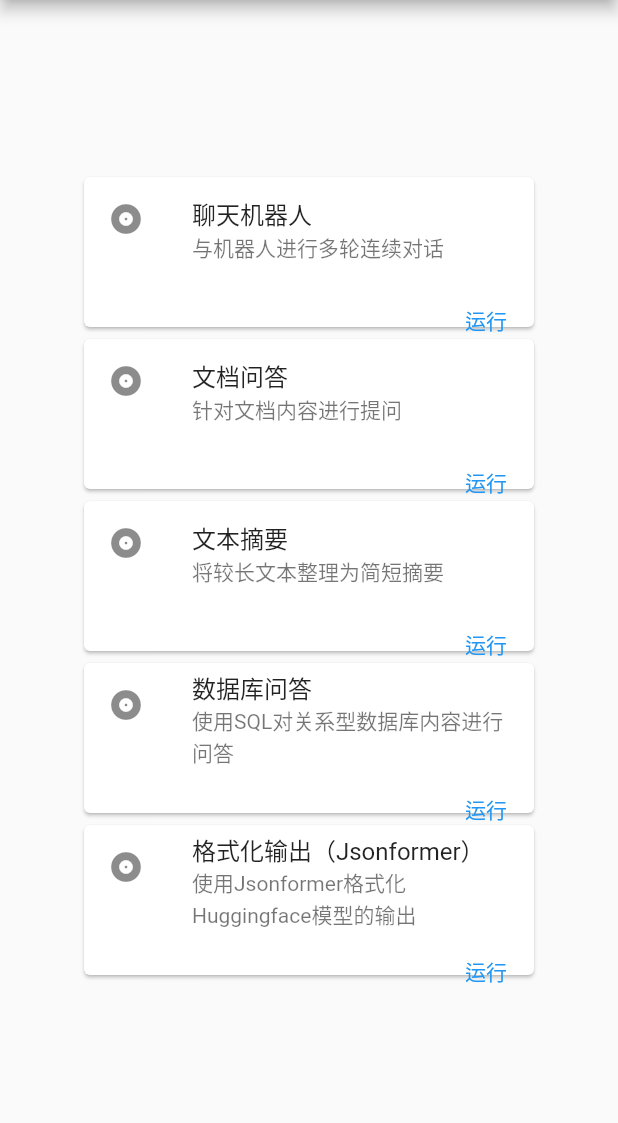
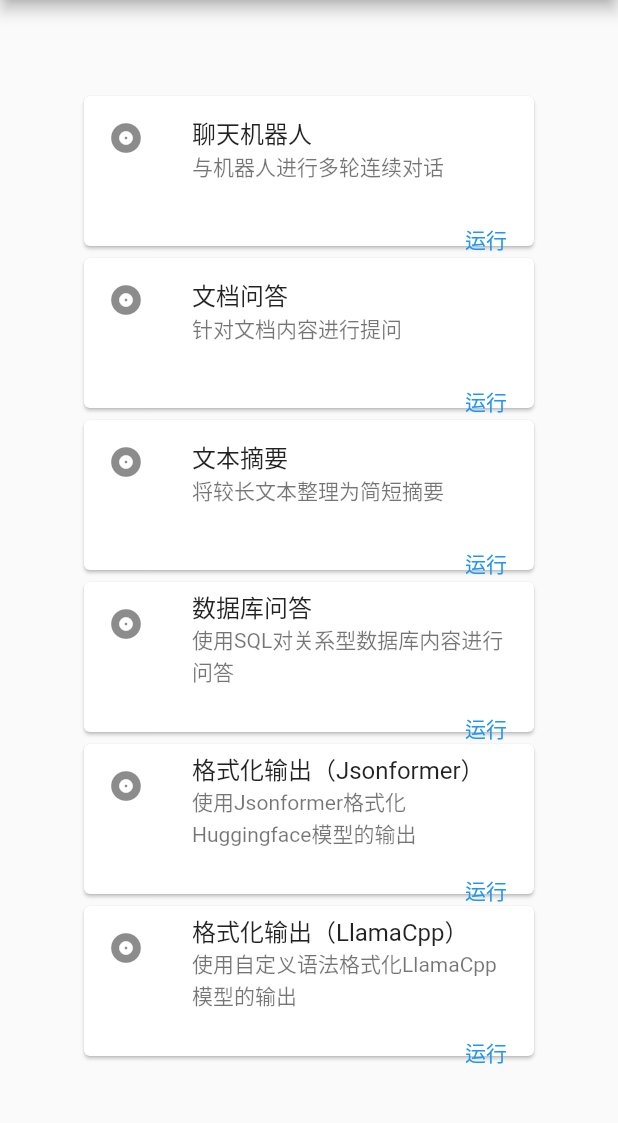
Before and after one commit to zqwang-cn/llm-apps, a Flutter app: the screen it shows after launch, on a phone screen of 412 x 824 dp, the part 84-1207 px from its top. Run offline on Flutter 3.47's test engine with Material 2 defaults, Android fonts, the light colour scheme and no system bars; our stand-ins replace file_picker.

Commit message:
add llamacpp-grammar gui

```diff
--- a/gui/lib/main.dart
+++ b/gui/lib/main.dart
@@ -3,6 +3,7 @@ import 'package:flutter/material.dart';
 import 'chat.dart';
 import 'doc_qa.dart';
 import 'jsonformer.dart';
+import 'llamacpp_grammar.dart';
 import 'models.dart';
 import 'sql_qa.dart';
 import 'summarize.dart';
@@ -190,6 +191,37 @@ class Home extends StatelessWidget {
                   ),
                 ),
               ),
+              Card(
+                child: SizedBox(
+                  width: 300,
+                  height: 100,
+                  child: Column(
+                    children: <Widget>[
+                      const ListTile(
+                        title: Text('格式化输出（LlamaCpp）'),
+                        subtitle: Text('使用自定义语法格式化LlamaCpp模型的输出'),
+                        leading: Icon(Icons.album),
+                      ),
+                      Row(
+                        mainAxisAlignment: MainAxisAlignment.end,
+                        children: <Widget>[
+                          TextButton(
+                            onPressed: () {
+                              Navigator.push(
+                                context,
+                                MaterialPageRoute(
+                                    builder: (context) =>
+                                        const LlamacppGrammar()),
+                              );
+                            },
+                            child: const Text('运行'),
+                          ),
+                        ],
+                      ),
+                    ],
+                  ),
+                ),
+              ),
             ],
           ),
         ));
```
Also changed, not shown: gui/lib/llamacpp_grammar.dart (added, +110 -0 lines).
